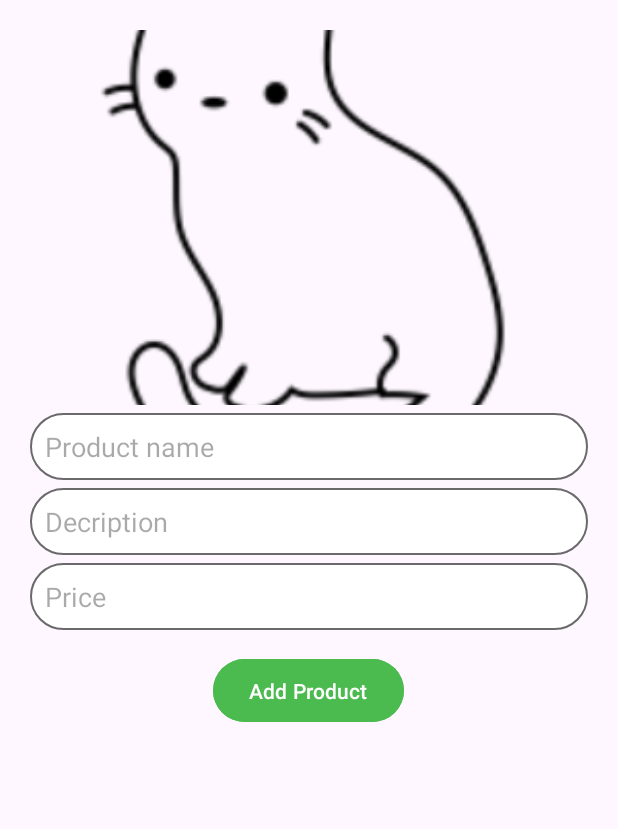
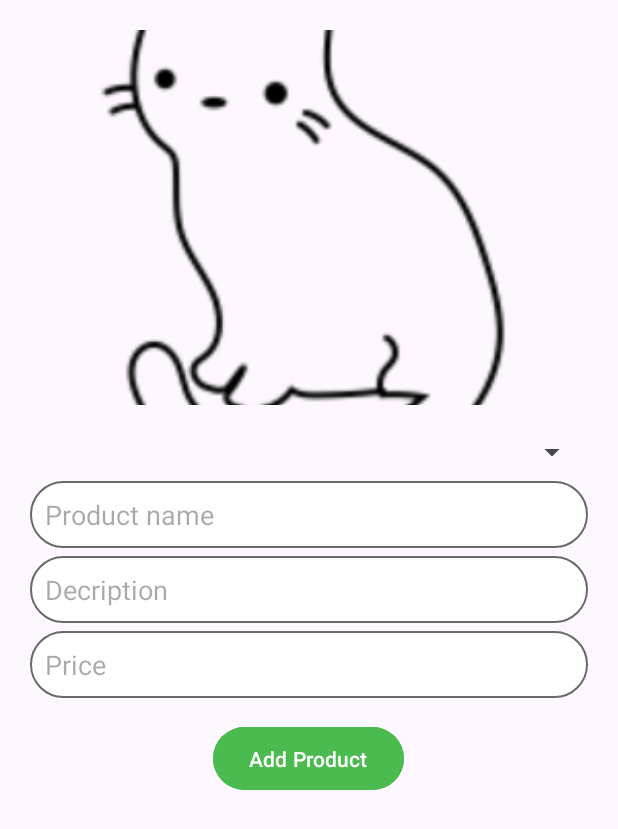
Before and after one commit to ExproVic/ECommerce, an Android app: the AddNewProductsActivity screen opened directly, with no data from a screen before it, after a tap on "Add Product", on a phone screen of 412 x 824 dp. Shown: the top 829 px of the screen. Run offline under Robolectric (Android 15) with nearby library versions, the phone set to English and light mode, and no system bars; our stand-ins replace Firebase (no records; nobody signed in at launch, a user with empty details on screens opened directly); 1 statement that could not run was skipped.

Commit message:
function add product to categories

```diff
--- a/app/src/main/java/com/example/ecommerce/AddNewProductsActivity.java
+++ b/app/src/main/java/com/example/ecommerce/AddNewProductsActivity.java
@@ -1,8 +1,4 @@
 package com.example.ecommerce;
-
-import androidx.annotation.NonNull;
-import androidx.annotation.Nullable;
-import androidx.appcompat.app.AppCompatActivity;
 
 import android.app.ProgressDialog;
 import android.content.Intent;
@@ -10,39 +6,48 @@ import android.net.Uri;
 import android.os.Bundle;
 import android.text.TextUtils;
 import android.view.View;
+import android.widget.ArrayAdapter;
 import android.widget.Button;
 import android.widget.EditText;
 import android.widget.ImageView;
+import android.widget.Spinner;
 import android.widget.Toast;
 
-import com.example.ecommerce.R;
+import androidx.annotation.NonNull;
+import androidx.annotation.Nullable;
+import androidx.appcompat.app.AppCompatActivity;
 
 import com.google.android.gms.tasks.Continuation;
 import com.google.android.gms.tasks.OnCompleteListener;
 import com.google.android.gms.tasks.OnFailureListener;
 import com.google.android.gms.tasks.OnSuccessListener;
 import com.google.android.gms.tasks.Task;
+import com.google.firebase.database.DataSnapshot;
+import com.google.firebase.database.DatabaseError;
 import com.google.firebase.database.DatabaseReference;
 import com.google.firebase.database.FirebaseDatabase;
+import com.google.firebase.database.ValueEventListener;
 import com.google.firebase.storage.FirebaseStorage;
 import com.google.firebase.storage.StorageReference;
 import com.google.firebase.storage.UploadTask;
 
 import java.text.SimpleDateFormat;
+import java.util.ArrayList;
 import java.util.Calendar;
 import java.util.HashMap;
+import java.util.List;
+import java.util.Map;
 
 public class AddNewProductsActivity extends AppCompatActivity {
 
-    private String categoryName, Description, Price, Pname, saveCurrentDate, saveCurrentTime, productRandomKey;
-    private String downloadImageUrl;
+    private Spinner categorySpinner;
+    private EditText productName, productDescription, productPrice;
     private ImageView productImage;
-    private EditText productName, productDescription, productPrice;
     private Button addNewProductButton;
     private static final int GALLERYPICK = 1;
-    private Uri ImageUri;
-    private StorageReference ProductImageRef;
-    private DatabaseReference ProductsRef;
+    private Uri imageUri;
+    private StorageReference productImageRef;
+    private DatabaseReference categoriesRef;  // Змінена змінна для посилання на категорії
     private ProgressDialog loadingBar;
 
     @Override
@@ -55,61 +60,54 @@ public class AddNewProductsActivity extends AppCompatActivity {
         productImage.setOnClickListener(new View.OnClickListener() {
             @Override
             public void onClick(View view) {
-                OpenGallery();
+                openGallery();
             }
         });
 
         addNewProductButton.setOnClickListener(new View.OnClickListener() {
             @Override
             public void onClick(View view) {
-                ValidateProductData();
+                validateProductData();
             }
         });
     }
 
-    private void ValidateProductData() {
-        Description = productDescription.getText().toString();
-        Price = productPrice.getText().toString();
-        Pname = productName.getText().toString();
+    private void validateProductData() {
+        String description = productDescription.getText().toString();
+        String price = productPrice.getText().toString();
+        String productNameText = productName.getText().toString();
+        String selectedCategory = categorySpinner.getSelectedItem().toString();
 
-        if(ImageUri == null){
+        if (imageUri == null) {
             Toast.makeText(this, "Add a product image.", Toast.LENGTH_SHORT).show();
-        }
-        else if(TextUtils.isEmpty(Description)){
+        } else if (TextUtils.isEmpty(description)) {
             Toast.makeText(this, "Add a product description.", Toast.LENGTH_SHORT).show();
-        }
-        else if(TextUtils.isEmpty(Price)){
+        } else if (TextUtils.isEmpty(price)) {
             Toast.makeText(this, "Add the cost of the item.", Toast.LENGTH_SHORT).show();
-        }
-        else if(TextUtils.isEmpty(Pname)){
+        } else if (TextUtils.isEmpty(productNameText)) {
             Toast.makeText(this, "Add the product name.", Toast.LENGTH_SHORT).show();
-        }
-        else {
-            StoreProductInformation();
+        } else {
+            storeProductInformation(description, price, productNameText, selectedCategory);
         }
     }
 
-    private void StoreProductInformation() {
+    private void storeProductInformation(String description, String price, String productName, String category) {
         loadingBar.setTitle("Loading Data");
         loadingBar.setMessage("Please wait...");
         loadingBar.setCanceledOnTouchOutside(false);
         loadingBar.show();
 
         Calendar calendar = Calendar.getInstance();
+        SimpleDateFormat currentDate = new SimpleDateFormat("ddMMyyyy");
+        String saveCurrentDate = currentDate.format(calendar.getTime());
+        SimpleDateFormat currentTime = new SimpleDateFormat("HHmmss");
+        String saveCurrentTime = currentTime.format(calendar.getTime());
 
-        SimpleDateFormat currentDate = new SimpleDateFormat("ddMMyyyy");
-        saveCurrentDate = currentDate.format(calendar.getTime());
+        final String productRandomKey = saveCurrentDate + saveCurrentTime;
 
-        SimpleDateFormat currentTime = new SimpleDateFormat("HHmmss");
-        saveCurrentTime = currentTime.format(calendar.getTime());
-
-        String categoryLower = categoryName.toLowerCase();
-
-        productRandomKey = saveCurrentDate + saveCurrentTime;
-
-        final StorageReference filePath = ProductImageRef.child(categoryLower).child(productRandomKey + ".jpg");
-
-        final UploadTask uploadTask = filePath.putFile(ImageUri);
+        // Змінено шлях для збереження продукту в обраній категорії
+        final StorageReference filePath = productImageRef.child(category).child(productRandomKey + ".jpg");
+        final UploadTask uploadTask = filePath.putFile(imageUri);
 
         uploadTask.addOnFailureListener(new OnFailureListener() {
             @Override
@@ -129,18 +127,17 @@ public class AddNewProductsActivity extends AppCompatActivity {
                         if (!task.isSuccessful()) {
                             throw task.getException();
                         }
-                        downloadImageUrl = filePath.getDownloadUrl().toString();
                         return filePath.getDownloadUrl();
                     }
                 }).addOnCompleteListener(new OnCompleteListener<Uri>() {
                     @Override
                     public void onComplete(@NonNull Task<Uri> task) {
                         if (task.isSuccessful()) {
-                            downloadImageUrl = task.getResult().toString();
-
+                            String downloadImageUrl = task.getResult().toString();
                             Toast.makeText(AddNewProductsActivity.this, "Photo saved", Toast.LENGTH_SHORT).show();
 
-                            SaveProductInfoToDatabase(categoryLower);
+                            // Змінено шлях для збереження продукту в обраній категорії
+                            saveProductInfoToDatabase(category, productName, description, price, downloadImageUrl, productRandomKey);
                         }
                     }
                 });
@@ -148,29 +145,32 @@ public class AddNewProductsActivity extends AppCompatActivity {
         });
     }
 
+    private void saveProductInfoToDatabase(String category, String productName, String description, String price, String imageUrl, String productRandomKey) {
+        // Отримайте посилання на "categories" в базі даних
+        DatabaseReference categoriesRef = FirebaseDatabase.getInstance().getReference().child("categories");
 
+        // Створіть посилання на конкретну категорію
+        DatabaseReference categoryRef = categoriesRef.child(category);
 
+        // Створіть нове посилання для продукту в середині категорії, використовуючи pname як ключ
+        DatabaseReference productRef = categoryRef.child("Products").child(productName);
 
-    private void SaveProductInfoToDatabase(String category) {
-        HashMap<String, Object> productMap = new HashMap<>();
+        // Створіть об'єкт для збереження в базі даних
+        Map<String, Object> productData = new HashMap<>();
+        productData.put("productID",productRandomKey );
+        productData.put("description", description);
+        productData.put("image", imageUrl);
+        productData.put("price", price);
+        productData.put("pname", productName);
 
-        productMap.put("pid", productRandomKey);
-        productMap.put("date", saveCurrentDate);
-        productMap.put("time", saveCurrentTime);
-        productMap.put("description", Description);
-        productMap.put("image", downloadImageUrl);
-        productMap.put("category", category);
-        productMap.put("price", Price);
-        productMap.put("pname", Pname);
-
-        ProductsRef.child(category).child(productRandomKey).updateChildren(productMap)
+        // Збережіть дані в базі даних
+        productRef.setValue(productData)
                 .addOnCompleteListener(new OnCompleteListener<Void>() {
                     @Override
                     public void onComplete(@NonNull Task<Void> task) {
                         if (task.isSuccessful()) {
                             loadingBar.dismiss();
                             Toast.makeText(AddNewProductsActivity.this, "Product added", Toast.LENGTH_SHORT).show();
-
                             Intent loginIntent = new Intent(AddNewProductsActivity.this, AdminPanelActivity.class);
                             startActivity(loginIntent);
                         } else {
@@ -182,36 +182,57 @@ public class AddNewProductsActivity extends AppCompatActivity {
                 });
     }
 
-
-    private void OpenGallery() {
+    private void openGallery() {
         Intent galleryIntent = new Intent();
         galleryIntent.setAction(Intent.ACTION_GET_CONTENT);
         galleryIntent.setType("image/*");
-        startActivityForResult(galleryIntent,GALLERYPICK);
+        startActivityForResult(galleryIntent, GALLERYPICK);
     }
 
     @Override
     protected void onActivityResult(int requestCode, int resultCode, @Nullable Intent data) {
         super.onActivityResult(requestCode, resultCode, data);
 
-        if(requestCode == GALLERYPICK && resultCode == RESULT_OK && data != null){
-            ImageUri = data.getData();
-            productImage.setImageURI(ImageUri);
+        if (requestCode == GALLERYPICK && resultCode == RESULT_OK && data != null) {
+            imageUri = data.getData();
+            productImage.setImageURI(imageUri);
         }
     }
 
     private void init() {
+        productImageRef = FirebaseStorage.getInstance().getReference().child("Product Images");
+        loadingBar = new ProgressDialog(this);
 
-        categoryName = getIntent().getExtras().get("category").toString();
-        productImage = findViewById(R.id.select_product_image);
+        categorySpinner = findViewById(R.id.spinner);
         productName = findViewById(R.id.product_name);
         productDescription = findViewById(R.id.description);
         productPrice = findViewById(R.id.product_price);
+        productImage = findViewById(R.id.select_product_image);
         addNewProductButton = findViewById(R.id.addNewproduct);
-        ProductImageRef = FirebaseStorage.getInstance().getReference().child("Product Images");
-        ProductsRef = FirebaseDatabase.getInstance().getReference().child("Products");
-        loadingBar = new ProgressDialog(this);
 
+        // Отримати посилання на "categories" в базі даних
+        categoriesRef = FirebaseDatabase.getInstance().getReference().child("categories");
+
+        // Отримати список категорій з бази даних і встановити його в Spinner
+        categoriesRef.addValueEventListener(new ValueEventListener() {
+            @Override
+            public void onDataChange(@NonNull DataSnapshot dataSnapshot) {
+                List<String> categoriesList = new ArrayList<>();
+                for (DataSnapshot categorySnapshot : dataSnapshot.getChildren()) {
+                    String categoryName = categorySnapshot.getKey();
+                    categoriesList.add(categoryName);
+                }
+
+                // Створити адаптер і встановити його в Spinner
+                ArrayAdapter<String> adapter = new ArrayAdapter<>(AddNewProductsActivity.this, android.R.layout.simple_spinner_item, categoriesList);
+                adapter.setDropDownViewResource(android.R.layout.simple_spinner_dropdown_item);
+                categorySpinner.setAdapter(adapter);
+            }
+
+            @Override
+            public void onCancelled(@NonNull DatabaseError databaseError) {
+                // Обробник скасування запиту (необов'язково)
+            }
+        });
     }
-
 }
--- a/app/src/main/java/com/example/ecommerce/AdminPanelActivity.java
+++ b/app/src/main/java/com/example/ecommerce/AdminPanelActivity.java
@@ -7,9 +7,8 @@ import android.view.View;
 import androidx.appcompat.app.AppCompatActivity;
 
 import com.example.ecommerce.Category.AddNewCategoryActivity;
+import com.example.ecommerce.Category.DeleteCategoryActivity;
 import com.example.ecommerce.Category.ShowCategoryActivity;
-import com.example.ecommerce.Category.CategoryActivity;
-import com.example.ecommerce.Category.DeleteCategoryActivity;
 
 public class AdminPanelActivity extends AppCompatActivity {
 
@@ -20,7 +19,7 @@ public class AdminPanelActivity extends AppCompatActivity {
     }
 
     public void addProducts(View view) {
-        startActivity(new Intent(AdminPanelActivity.this, CategoryActivity.class));
+        startActivity(new Intent(AdminPanelActivity.this, AddNewProductsActivity.class));
     }
 
     public void showCategory(View view) {
--- a/app/src/main/res/layout/activity_add_new_products.xml
+++ b/app/src/main/res/layout/activity_add_new_products.xml
@@ -15,19 +15,28 @@
         android:layout_marginTop="20dp"
         android:src="@drawable/cat"
         android:layout_height="250dp"/>
+
+    <Spinner
+        android:id="@+id/spinner"
+        android:layout_width="match_parent"
+        android:layout_height="wrap_content"
+        android:layout_below="@id/select_product_image"
+        android:layout_marginLeft="20dp"
+        android:layout_marginTop="19dp"
+        android:layout_marginRight="20dp" />
+
     <EditText
         android:id="@+id/product_name"
         android:layout_width="match_parent"
         android:layout_height="wrap_content"
-    android:layout_below="@id/select_product_image"
+        android:layout_below="@+id/spinner"
+        android:layout_marginLeft="20dp"
+        android:layout_marginTop="7dp"
+        android:layout_marginRight="20dp"
+        android:background="@drawable/edit_text_field"
         android:hint="Product name"
-        android:background="@drawable/edit_text_field"
-        android:padding="10dp"
-        android:layout_marginTop="5dp"
-        android:layout_marginRight="20dp"
-        android:layout_marginLeft="20dp"
         android:inputType="textMultiLine"
-        />
+        android:padding="10dp" />
 
     <EditText
         android:id="@+id/description"
@@ -66,4 +75,5 @@
         android:backgroundTint="@color/green"
         android:layout_centerHorizontal="true"
         android:text="Add Product" />
+
 </RelativeLayout>
--- a/app/src/main/res/values/strings.xml
+++ b/app/src/main/res/values/strings.xml
@@ -1,3 +1,4 @@
 <resources>
     <string name="app_name">Ecommerce</string>
+    <string name="select_category">Select Category</string>
 </resources>
```
